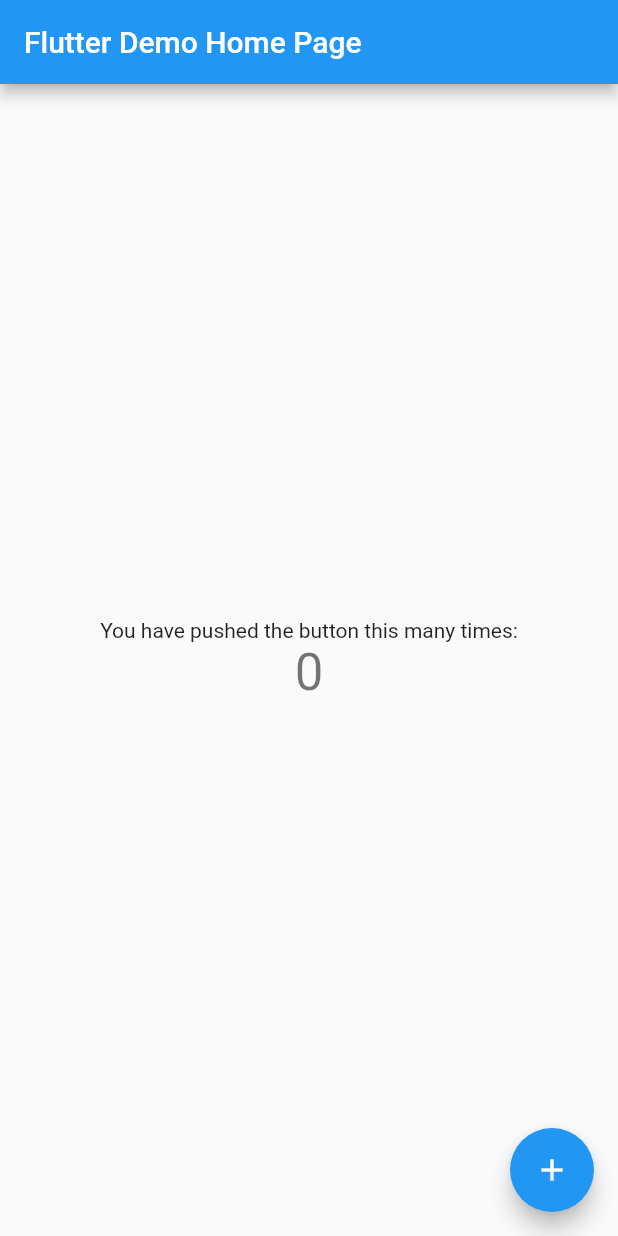
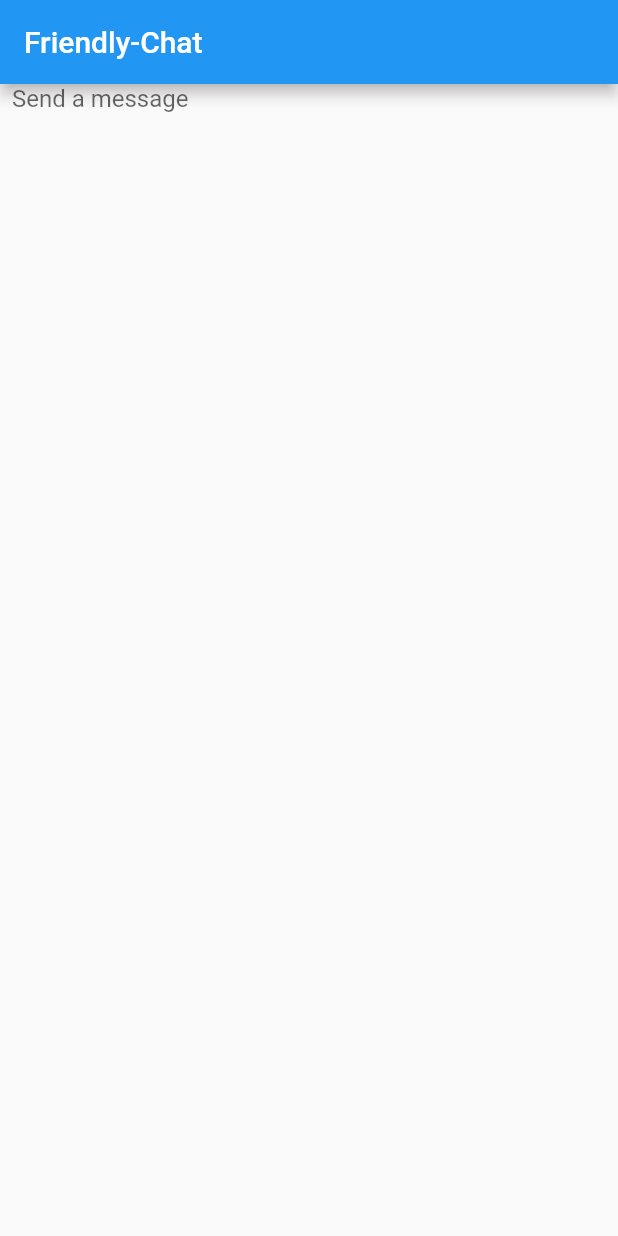
Before and after one commit to Anna-Myzukina/friendly_chat, a Flutter app: the screen it shows after launch, on a phone screen of 412 x 824 dp. Run offline on Flutter 3.47's test engine with Material 2 defaults, Android fonts, the phone set to English and light mode, and no system bars.

Commit message:
Add first screen for composing messages

```diff
--- a/lib/main.dart
+++ b/lib/main.dart
@@ -1,113 +1,62 @@
 import 'package:flutter/material.dart';
 
 void main() {
-  runApp(MyApp());
+  runApp(
+    FriendlyChatApp(),
+  );
 }
 
-class MyApp extends StatelessWidget {
-  // This widget is the root of your application.
+class FriendlyChatApp extends StatelessWidget {
+  const FriendlyChatApp({
+    Key? key,
+  }) : super(key: key);
+
   @override
   Widget build(BuildContext context) {
     return MaterialApp(
-      title: 'Flutter Demo',
-      theme: ThemeData(
-        // This is the theme of your application.
-        //
-        // Try running your application with "flutter run". You'll see the
-        // application has a blue toolbar. Then, without quitting the app, try
-        // changing the primarySwatch below to Colors.green and then invoke
-        // "hot reload" (press "r" in the console where you ran "flutter run",
-        // or simply save your changes to "hot reload" in a Flutter IDE).
-        // Notice that the counter didn't reset back to zero; the application
-        // is not restarted.
-        primarySwatch: Colors.blue,
-      ),
-      home: MyHomePage(title: 'Flutter Demo Home Page'),
+      title: 'Chat',
+      home: ChatScreen(),
     );
   }
 }
 
-class MyHomePage extends StatefulWidget {
-  MyHomePage({Key? key, required this.title}) : super(key: key);
-
-  // This widget is the home page of your application. It is stateful, meaning
-  // that it has a State object (defined below) that contains fields that affect
-  // how it looks.
-
-  // This class is the configuration for the state. It holds the values (in this
-  // case the title) provided by the parent (in this case the App widget) and
-  // used by the build method of the State. Fields in a Widget subclass are
-  // always marked "final".
-
-  final String title;
+class ChatScreen extends StatefulWidget {
+  const ChatScreen({Key? key}) : super(key: key);
 
   @override
-  _MyHomePageState createState() => _MyHomePageState();
+  _ChatScreenState createState() => _ChatScreenState();
 }
 
-class _MyHomePageState extends State<MyHomePage> {
-  int _counter = 0;
-
-  void _incrementCounter() {
-    setState(() {
-      // This call to setState tells the Flutter framework that something has
-      // changed in this State, which causes it to rerun the build method below
-      // so that the display can reflect the updated values. If we changed
-      // _counter without calling setState(), then the build method would not be
-      // called again, and so nothing would appear to happen.
-      _counter++;
-    });
+class _ChatScreenState extends State<ChatScreen> {
+  final _textController = TextEditingController();
+  @override
+  Widget build(BuildContext context) {
+    return Scaffold(
+      appBar: AppBar(
+        title: Text('Friendly-Chat'),
+      ),
+      body: _buildTextCompser(),
+    );
   }
 
-  @override
-  Widget build(BuildContext context) {
-    // This method is rerun every time setState is called, for instance as done
-    // by the _incrementCounter method above.
-    //
-    // The Flutter framework has been optimized to make rerunning build methods
-    // fast, so that you can just rebuild anything that needs updating rather
-    // than having to individually change instances of widgets.
-    return Scaffold(
-      appBar: AppBar(
-        // Here we take the value from the MyHomePage object that was created by
-        // the App.build method, and use it to set our appbar title.
-        title: Text(widget.title),
+  void _handleSubmitted(String text) {
+    _textController.clear();
+  }
+
+  Widget _buildTextCompser() {
+    return Container(
+      margin: EdgeInsets.symmetric(horizontal: 8.0),
+      child: Row(
+        children: [
+          Flexible(
+            child: TextField(
+              controller: _textController,
+              onSubmitted: _handleSubmitted,
+              decoration: InputDecoration.collapsed(hintText: 'Send a message'),
+            ),
+          ),
+        ],
       ),
-      body: Center(
-        // Center is a layout widget. It takes a single child and positions it
-        // in the middle of the parent.
-        child: Column(
-          // Column is also a layout widget. It takes a list of children and
-          // arranges them vertically. By default, it sizes itself to fit its
-          // children horizontally, and tries to be as tall as its parent.
-          //
-          // Invoke "debug painting" (press "p" in the console, choose the
-          // "Toggle Debug Paint" action from the Flutter Inspector in Android
-          // Studio, or the "Toggle Debug Paint" command in Visual Studio Code)
-          // to see the wireframe for each widget.
-          //
-          // Column has various properties to control how it sizes itself and
-          // how it positions its children. Here we use mainAxisAlignment to
-          // center the children vertically; the main axis here is the vertical
-          // axis because Columns are vertical (the cross axis would be
-          // horizontal).
-          mainAxisAlignment: MainAxisAlignment.center,
-          children: <Widget>[
-            Text(
-              'You have pushed the button this many times:',
-            ),
-            Text(
-              '$_counter',
-              style: Theme.of(context).textTheme.headline4,
-            ),
-          ],
-        ),
-      ),
-      floatingActionButton: FloatingActionButton(
-        onPressed: _incrementCounter,
-        tooltip: 'Increment',
-        child: Icon(Icons.add),
-      ), // This trailing comma makes auto-formatting nicer for build methods.
     );
   }
 }
```
